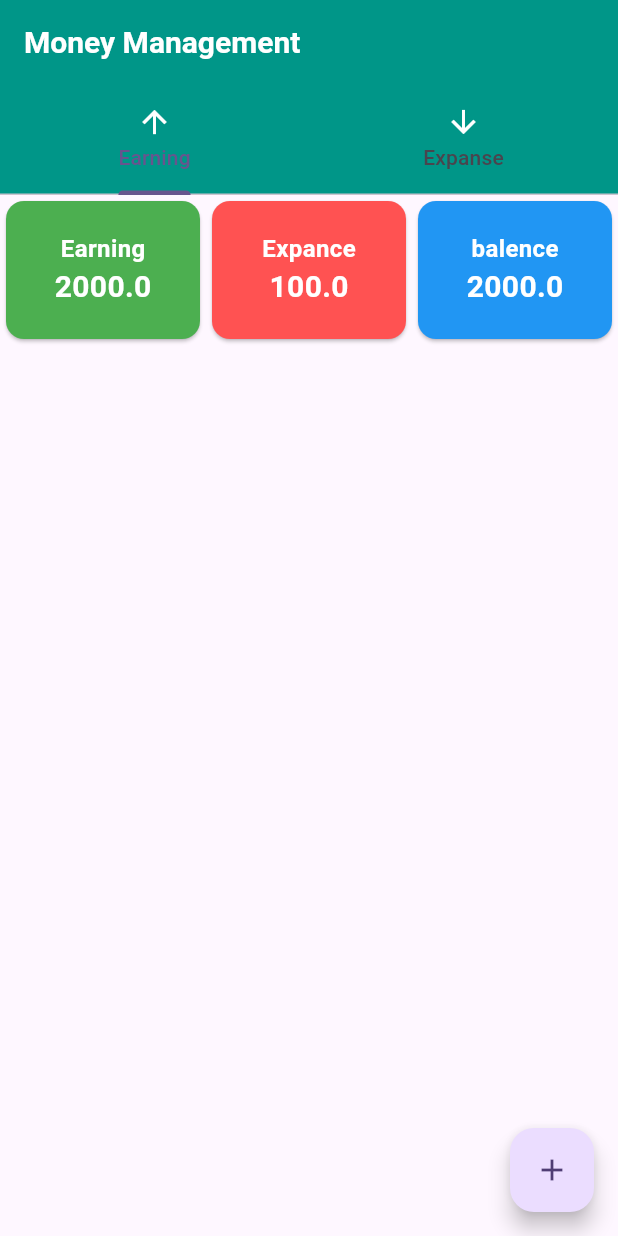
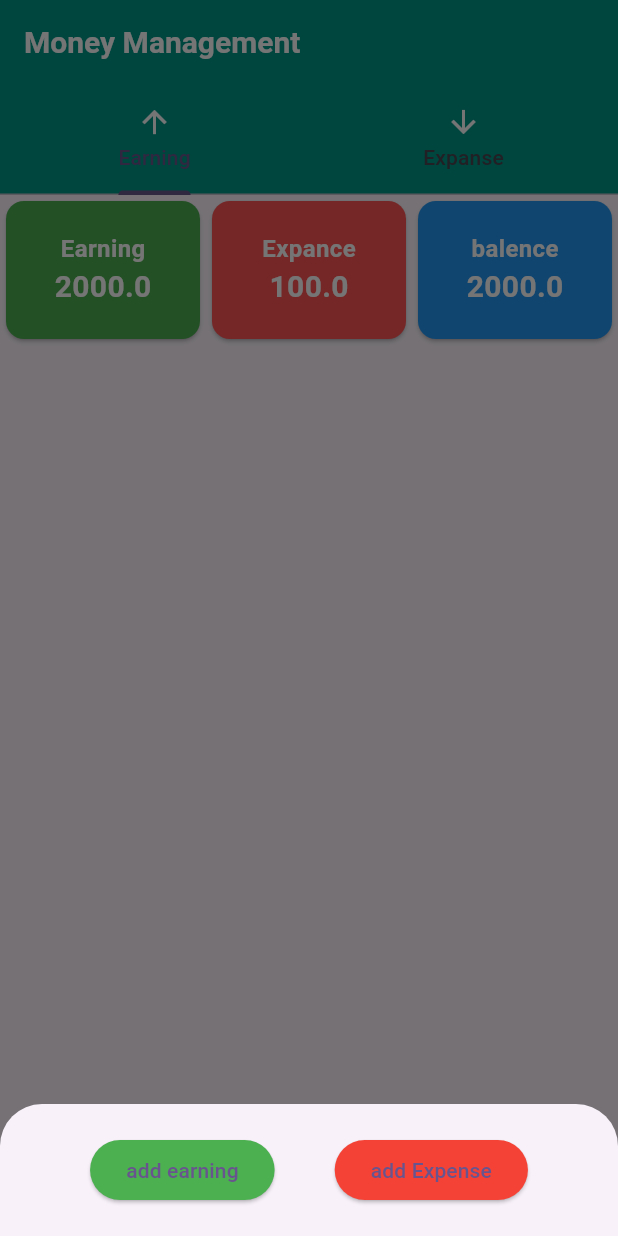
Before and after one commit to MIR-RIAZUL/money_management_project, a Flutter app: the screen it shows after launch, after a tap on the "add" icon, on a phone screen of 412 x 824 dp. Run offline on Flutter 3.47's test engine with Material 3 defaults, Android fonts, the light colour scheme and no system bars.

Commit message:
floating action button function

```diff
--- a/lib/money.dart
+++ b/lib/money.dart
@@ -10,9 +10,41 @@ class MOneyManagement extends StatefulWidget {
 class _MOneyManagementState extends State<MOneyManagement>
     with SingleTickerProviderStateMixin {
   late TabController _tabController;
+  @override
   initState() {
     super.initState();
     _tabController = TabController(length: 2, vsync: this);
+  }
+
+  void _showFAButton(BuildContext context) {
+    showModalBottomSheet(
+      context: context,
+      builder: (context) {
+        return Padding(
+          padding: const EdgeInsets.all(20.0),
+          child: Row(
+            mainAxisAlignment: MainAxisAlignment.spaceEvenly,
+            children: [
+              ElevatedButton(
+                style: ButtonStyle(
+                  backgroundColor: WidgetStateProperty.all(Colors.green),
+                ),
+                onPressed: () {},
+                child: Text("add earning"),
+              ),
+
+              ElevatedButton(
+                style: ButtonStyle(
+                  backgroundColor: WidgetStateProperty.all(Colors.red),
+                ),
+                onPressed: () {},
+                child: Text("add Expense"),
+              ),
+            ],
+          ),
+        );
+      },
+    );
   }
 
   @override
@@ -66,7 +98,7 @@ class _MOneyManagementState extends State<MOneyManagement>
         ],
       ),
       floatingActionButton: FloatingActionButton(
-        onPressed: () {},
+        onPressed: () => _showFAButton(context),
         child: Icon(Icons.add),
       ),
     );
```
